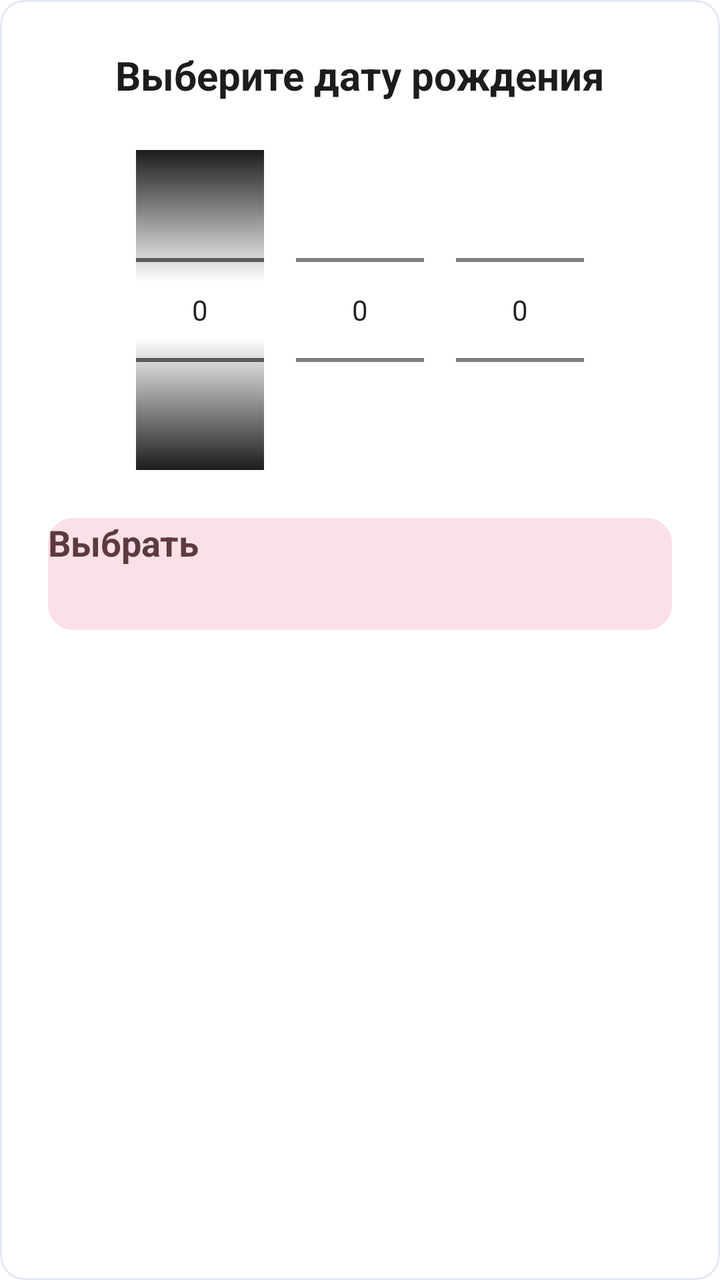
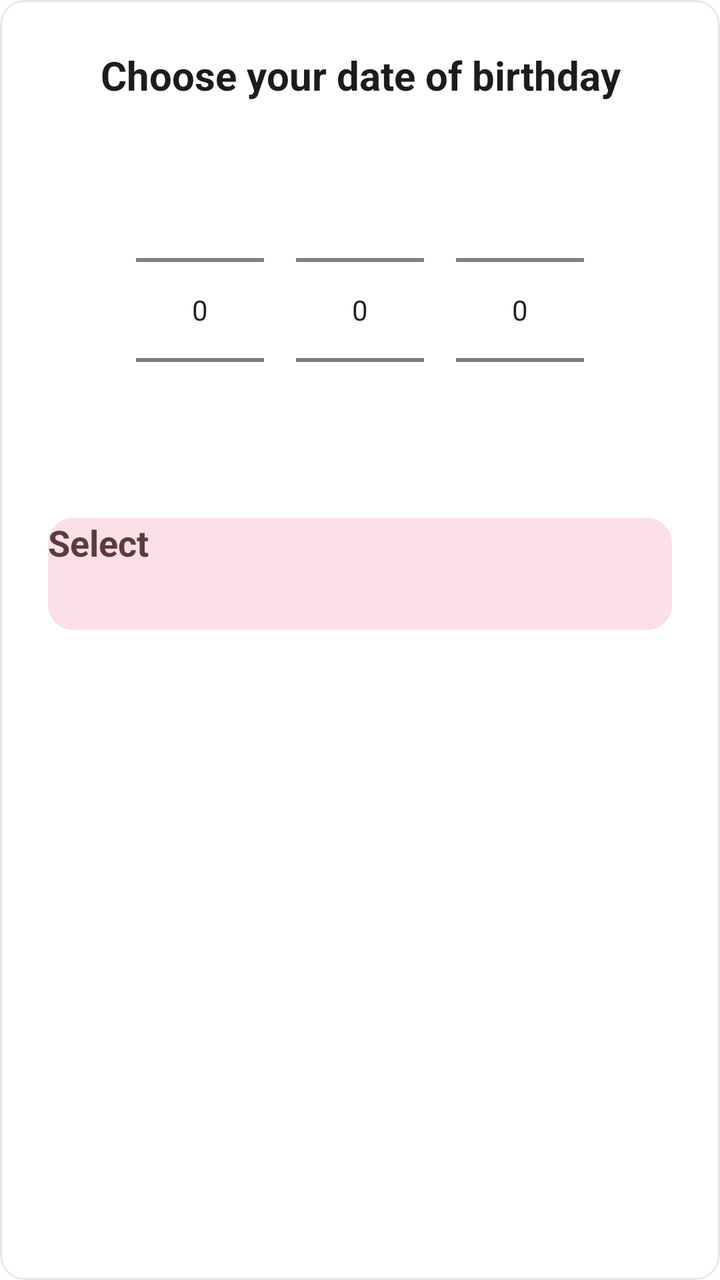

Screens rendered from an Android XML layout before and after an edit, with the pre-edit source and the edit as a unified diff.
<!-- AndroidManifest.xml: application theme Theme.App.Starting -->
<!-- res/layout/dialog_wheel_date_picker.xml -->
<?xml version="1.0" encoding="utf-8"?>
<LinearLayout xmlns:android="http://schemas.android.com/apk/res/android"
    android:layout_width="match_parent"
    android:layout_height="wrap_content"
    android:orientation="vertical"
    android:background="@drawable/bg_input_field"
    android:padding="24dp">

    
    <TextView
        android:layout_width="match_parent"
        android:layout_height="wrap_content"
        android:text="Выберите дату рождения"
        android:textColor="@color/text_primary"
        android:textSize="20sp"
        android:textStyle="bold"
        android:gravity="center"
        android:layout_marginBottom="24dp"/>

    
    <LinearLayout
        android:layout_width="match_parent"
        android:layout_height="wrap_content"
        android:orientation="horizontal"
        android:gravity="center"
        android:layout_marginBottom="24dp">

        
        <NumberPicker
            android:id="@+id/npDay"
            android:layout_width="wrap_content"
            android:layout_height="160dp"
            android:solidColor="@color/text_primary"
            android:theme="@style/Theme.AppCompat.Light"
            android:layout_marginEnd="16dp"/>

        
        <NumberPicker
            android:id="@+id/npMonth"
            android:layout_width="wrap_content"
            android:layout_height="160dp"
            android:theme="@style/Theme.AppCompat.Light"
            android:layout_marginEnd="16dp"/>

        
        <NumberPicker
            android:id="@+id/npYear"
            android:layout_width="wrap_content"
            android:layout_height="160dp"
            android:theme="@style/Theme.AppCompat.Light"/>

    </LinearLayout>

    
    <androidx.appcompat.widget.AppCompatButton
        android:id="@+id/btnConfirmDate"
        android:layout_width="match_parent"
        android:layout_height="56dp"
        android:background="@drawable/bg_input_field"
        android:backgroundTint="@color/baby_pink"
        android:text="Выбрать"
        android:textAllCaps="false"
        android:textColor="#5D3A40"
        android:textStyle="bold"
        android:textSize="18sp"/>

</LinearLayout>
<!-- resources referenced by this layout -->
<resources>
  <color name="baby_pink">#FBE0E7</color>
  <color name="text_primary">#1C1C1E</color>
  <!-- drawable bg_input_field (drawable) -->
  <?xml version="1.0" encoding="utf-8"?>
  <shape xmlns:android="http://schemas.android.com/apk/res/android" android:shape="rectangle">
      <solid android:color="@color/white"/>
      <corners android:radius="12dp"/>
      <stroke android:width="1dp" android:color="#E2E8F0"/> </shape>
  <style name="Theme.App.Starting" parent="Theme.SplashScreen">
          <item name="windowSplashScreenBackground">@android:color/white</item>
  
          <item name="windowSplashScreenAnimatedIcon">@drawable/splash_icon</item>
          <item name="windowSplashScreenAnimationDuration">1000</item>
  
          <item name="postSplashScreenTheme">@style/Theme.OurMemories</item>
      </style>
  <color name="white">#FFFFFF</color>
  <!-- drawable splash_icon: png bitmap (drawable, 316944 bytes) -->
  <style name="Theme.OurMemories" parent="Base.Theme.OurMemories" />
  <style name="Base.Theme.OurMemories" parent="Theme.Material3.DayNight.NoActionBar">
      </style>
</resources>

<!-- the commit's change to res/layout/dialog_wheel_date_picker.xml (unified diff, before → after) -->
@@ -10,7 +10,7 @@
     <TextView
         android:layout_width="match_parent"
         android:layout_height="wrap_content"
-        android:text="Выберите дату рождения"
+        android:text="@string/choose_your_date_of_birthday"
         android:textColor="@color/text_primary"
         android:textSize="20sp"
         android:textStyle="bold"
@@ -30,7 +30,6 @@
             android:id="@+id/npDay"
             android:layout_width="wrap_content"
             android:layout_height="160dp"
-            android:solidColor="@color/text_primary"
             android:theme="@style/Theme.AppCompat.Light"
             android:layout_marginEnd="16dp"/>
 
@@ -58,7 +57,7 @@
         android:layout_height="56dp"
         android:background="@drawable/bg_input_field"
         android:backgroundTint="@color/baby_pink"
-        android:text="Выбрать"
+        android:text="@string/select"
         android:textAllCaps="false"
         android:textColor="#5D3A40"
         android:textStyle="bold"
<!-- resource entries referenced after the edit -->
@@ -8,6 +8,8 @@
       <solid android:color="@color/white"/>
       <corners android:radius="12dp"/>
       <stroke android:width="1dp" android:color="#E2E8F0"/> </shape>
+  <string name="choose_your_date_of_birthday">Choose your date of birthday</string>
+  <string name="select">Select</string>
   <style name="Theme.App.Starting" parent="Theme.SplashScreen">
           <item name="windowSplashScreenBackground">@android:color/white</item>
   
